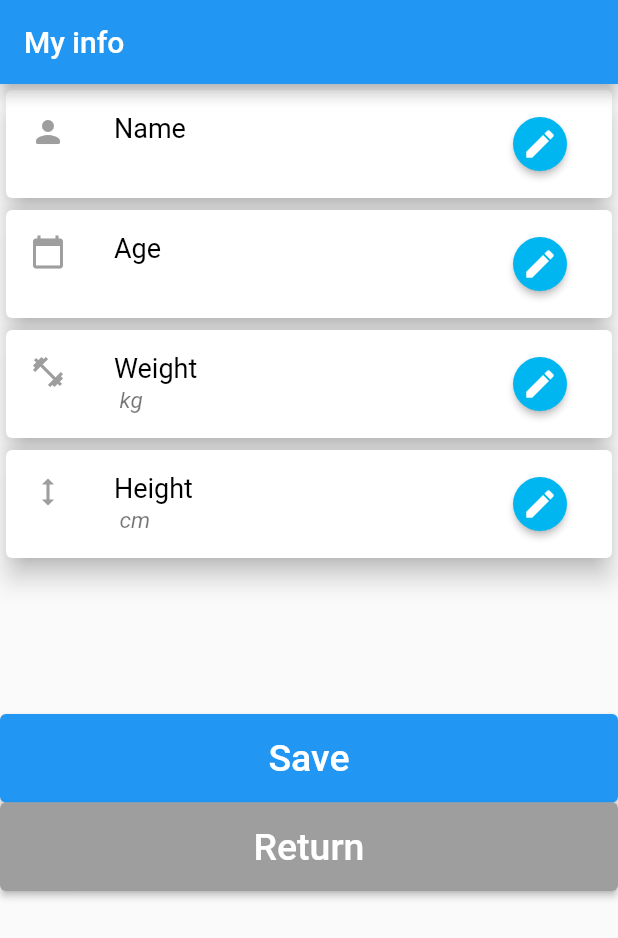
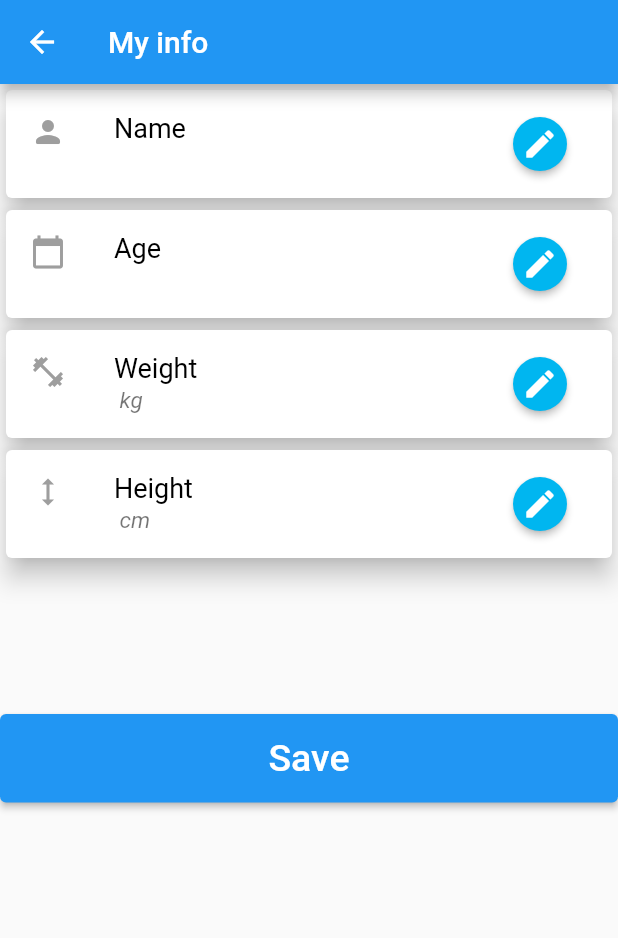
Before and after one commit to moaz-mohamed/ProFit, a Flutter app: the screen it shows once a user with an empty profile is signed in, item 2 of the bottom bar chosen, in the side drawer, after a tap on "My Account", on a phone screen of 412 x 824 dp. Shown: the top 938 px of the screen. Run offline on Flutter 3.47's test engine with Material 2 defaults, Android fonts, the phone set to English and light mode, and no system bars; our stand-ins replace animated_splash_screen, bloc, cloud_firestore, equatable, file_picker, firebase_auth and 15 more; missing offline and left inert: flutter_barcode_scanner, location_web, number_slide_animation; accounts and stored records are empty; network calls fail; project files that could hold a hidden picture were left out.

Commit message:
Resolve some warnings

```diff
--- a/assets/fonts/foodFonts/fonts.dart
+++ b/assets/fonts/foodFonts/fonts.dart
@@ -1,11 +1,10 @@
 import 'package:flutter/material.dart';
 
 class fonts {
-
   static const String fontName = 'Montserrat';
 
   // Add Food Scree Fonts
-  static const TextStyle AppBar1 = TextStyle(
+  static const TextStyle appBar1 = TextStyle(
     fontFamily: fontName,
     fontWeight: FontWeight.w800,
     fontSize: 20,
@@ -95,5 +94,4 @@ class fonts {
     fontSize: 26,
     color: Colors.blue,
   );
-
 }
--- a/lib/bloc/barcode/bar_item_state.dart
+++ b/lib/bloc/barcode/bar_item_state.dart
@@ -5,25 +5,21 @@ import 'package:profit/models/food_data_model.dart';
 abstract class BarCodeState {}
 
 class BarCodeInitial extends BarCodeState {
-  @override
   List<Object> get props => [];
 }
 
 class BarCodeLoading extends BarCodeState {
-  @override
   List<Object> get props => [];
 }
 
 class BarCodeLoaded extends BarCodeState {
   final Items items;
   BarCodeLoaded(this.items);
-  @override
   List<Object>? get props => null;
 }
 
 class BarCodeLoadedError extends BarCodeState {
   final String message;
   BarCodeLoadedError(this.message);
-  @override
   List<Object>? get props => null;
 }
--- a/lib/main.dart
+++ b/lib/main.dart
@@ -1,5 +1,4 @@
 import 'package:firebase_core/firebase_core.dart';
-import 'package:firebase_auth/firebase_auth.dart';
 import 'package:flutter/material.dart';
 import 'package:flutter/services.dart';
 import 'package:profit/widgets/IntroPage/intro_main.dart';
--- a/lib/models/food_data_model.dart
+++ b/lib/models/food_data_model.dart
@@ -72,18 +72,18 @@ class Food {
 
 class Nutrients {
   Nutrients({
-    required this.ENERCKCAL,
+    required this.enercKcal,
     // required this.PROCNT,
     // required this.FAT,
     // required this.CHOCDF,
   });
-  late num? ENERCKCAL;
+  late num? enercKcal;
   // late num? PROCNT;
   // late num? FAT;
   // late num? CHOCDF;
 
   Nutrients.fromJson(Map<String, dynamic> json) {
-    ENERCKCAL = json['ENERC_KCAL'];
+    enercKcal = json['ENERC_KCAL'];
     // PROCNT = json['PROCNT'];
     // FAT = json['FAT'];
     // CHOCDF = json['CHOCDF'];
--- a/lib/models/user_profile.dart
+++ b/lib/models/user_profile.dart
@@ -1,5 +1,3 @@
-import 'package:profit/widgets/IntroPage/Intro/activity_level.dart';
-
 class UserProfile {
   // late String _id;
   late String _name;
--- a/lib/notify.dart
+++ b/lib/notify.dart
@@ -9,7 +9,6 @@ class PushNotification {
   Future<void> init() async {
     if (!initialized) {
       String? token = await _firebaseMessaging.getToken();
-      print("my token =$token");
       initialized = true;
     }
   }
--- a/lib/services/foodServices/search_service.dart
+++ b/lib/services/foodServices/search_service.dart
@@ -1,5 +1,4 @@
 import 'dart:convert';
-import 'package:http/http.dart' as http;
 import 'package:http/http.dart';
 import 'package:profit/models/food_data_model.dart';
 
--- a/lib/widgets/Dashboard/Screens/HomeScreen/eaten_indicator.dart
+++ b/lib/widgets/Dashboard/Screens/HomeScreen/eaten_indicator.dart
@@ -3,7 +3,6 @@ import 'package:firebase_auth/firebase_auth.dart';
 import 'package:flutter/material.dart';
 import 'package:profit/services/firestore_database.dart';
 import 'package:profit/themes/ThemeUI.dart';
-import 'package:number_slide_animation/number_slide_animation.dart';
 
 class EatenIndicator extends StatelessWidget {
   @override
@@ -21,7 +20,7 @@ class EatenIndicator extends StatelessWidget {
                     "assets/home_screen/Apple.png",
                     scale: 2.6,
                   ),
-                  Text(
+                  const Text(
                     " Eaten",
                     style: FitnessAppTheme.eatenIndicatorText,
                   ),
--- a/lib/widgets/Dashboard/Screens/HomeScreen/first_dashboard.dart
+++ b/lib/widgets/Dashboard/Screens/HomeScreen/first_dashboard.dart
@@ -102,7 +102,7 @@ class Dashboard extends StatelessWidget {
                           },
                           child: Icon(Icons.add, color: Colors.white),
                           style: ElevatedButton.styleFrom(
-                            shape: CircleBorder(),
+                            shape: const CircleBorder(),
                             padding: EdgeInsets.zero,
                             primary: FitnessAppTheme.nearlyBlue,
                             onPrimary: Colors.black,
--- a/lib/widgets/Dashboard/Screens/my_account.dart
+++ b/lib/widgets/Dashboard/Screens/my_account.dart
@@ -2,11 +2,9 @@ import 'package:cloud_firestore/cloud_firestore.dart';
 import 'package:firebase_auth/firebase_auth.dart';
 import 'package:flutter/material.dart';
 import 'package:flutter/services.dart';
-import 'package:profit/main.dart';
 import 'package:profit/services/firestore_database.dart';
 import 'package:profit/services/validate.dart';
 import 'package:profit/themes/ThemeUI.dart';
-import 'package:profit/utils/calculations/calculate_calories.dart';
 
 import '../navigation_screen.dart';
 
@@ -25,7 +23,6 @@ class _MyAccountScreenState extends State<MyAccountScreen> {
 
   FirebaseAuth auth = FirebaseAuth.instance;
   String? userId;
-
   String userName = "";
   String userWeight = "";
   String userAge = "";
@@ -33,7 +30,6 @@ class _MyAccountScreenState extends State<MyAccountScreen> {
 
   getInitialData() async {
     await dbService.getFields();
-    // updateCalories();
     updateState();
   }
 
@@ -48,8 +44,7 @@ class _MyAccountScreenState extends State<MyAccountScreen> {
   Widget build(BuildContext context) {
     return Scaffold(
         appBar: AppBar(
-          title: Text("My info"),
-          // automaticallyImplyLeading: false,
+          title: const Text("My info"),
         ),
         body: SingleChildScrollView(
           child: Column(
@@ -66,9 +61,14 @@ class _MyAccountScreenState extends State<MyAccountScreen> {
               ElevatedButton(
                 onPressed: () {
                   updatevalues();
-                  Navigator.of(context).pushAndRemoveUntil(
-                      MaterialPageRoute(builder: (context) => MyApp()),
-                      (Route<dynamic> route) => false);
+                  // Navigator.of(context).pushAndRemoveUntil(
+                  //     MaterialPageRoute(builder: (context) => MyApp()),
+                  //     (Route<dynamic> route) => false);
+                  Navigator.pushAndRemoveUntil(
+                      context,
+                      MaterialPageRoute(
+                          builder: (context) => const TabBarPage()),
+                      ModalRoute.withName('/success'));
                 },
                 child: const Padding(
                   padding: EdgeInsets.all(15.0),
@@ -81,26 +81,6 @@ class _MyAccountScreenState extends State<MyAccountScreen> {
                 ),
                 style: ElevatedButton.styleFrom(
                   primary: Colors.blue,
-                  minimumSize: const Size.fromHeight(50),
-                ),
-              ),
-              ElevatedButton(
-                onPressed: () {
-                  Navigator.of(context).pushAndRemoveUntil(
-                      MaterialPageRoute(builder: (context) => MyApp()),
-                      (Route<dynamic> route) => false);
-                },
-                child: const Padding(
-                  padding: EdgeInsets.all(15.0),
-                  child: Flexible(
-                    child: Text(
-                      "Return",
-                      style: TextStyle(fontSize: 25, color: Colors.white),
-                    ),
-                  ),
-                ),
-                style: ElevatedButton.styleFrom(
-                  primary: Colors.grey,
                   minimumSize: const Size.fromHeight(50),
                 ),
               ),
@@ -144,16 +124,16 @@ class _MyAccountScreenState extends State<MyAccountScreen> {
                       formKey.save();
                       updateTextField();
                       Navigator.pop(context);
-                      //controller.clear();
+                      controller.clear();
                     }
                   },
-                  child: Text('Edit'),
+                  child: const Text('Edit'),
                 ),
                 ElevatedButton(
                   onPressed: () {
                     Navigator.pop(context);
                   },
-                  child: Text('Cancel'),
+                  child: const Text('Cancel'),
                 )
               ],
             );
@@ -176,7 +156,7 @@ class _MyAccountScreenState extends State<MyAccountScreen> {
                       formKey.save();
                       updateTextField();
                       Navigator.pop(context);
-                      //controller.clear();
+                      controller.clear();
                     }
                   },
                   child: const Text('Edit'),
--- a/lib/widgets/Dashboard/navigation_screen.dart
+++ b/lib/widgets/Dashboard/navigation_screen.dart
@@ -76,12 +76,12 @@ class _TabBarPageState extends State<TabBarPage> {
           leading: const Icon(Icons.person),
           title: const Text("My Account"),
           onTap: () {
-            Navigator.pushAndRemoveUntil(
-                context,
-                MaterialPageRoute(builder: (context) => MyAccountScreen()),
-                (Route<dynamic> route) => false);
-            // Navigator.push(context,
-            //     MaterialPageRoute(builder: (context) => MyAccountScreen()));
+            // Navigator.pushAndRemoveUntil(
+            //     context,
+            //     MaterialPageRoute(builder: (context) => MyAccountScreen()),
+            //     (Route<dynamic> route) => false);
+            Navigator.of(context).push(
+                MaterialPageRoute(builder: (context) => MyAccountScreen()));
           },
         ),
         ListTile(
@@ -97,7 +97,7 @@ class _TabBarPageState extends State<TabBarPage> {
   }
 
   Widget _createdBottomTabBar(BuildContext context) {
-     final  bloc = BlocProvider.of<TabBarBloc>(context);
+    final bloc = BlocProvider.of<TabBarBloc>(context);
     return BottomNavigationBar(
       currentIndex: bloc.currentIndex,
       items: [
--- a/lib/widgets/FoodAPI/bar_code_widget.dart
+++ b/lib/widgets/FoodAPI/bar_code_widget.dart
@@ -74,7 +74,7 @@ class _BarCodeSearchState extends State<BarCodeSearch> {
                             color: Colors.blueGrey),
                       ),
                       subtitle: Text(state
-                          .items.hints[index].food.nutrients.ENERCKCAL
+                          .items.hints[index].food.nutrients.enercKcal
                           .toString()),
                       trailing: const Icon(Icons.keyboard_arrow_right),
                       onTap: () {
--- a/lib/widgets/FoodAPI/search_food.dart
+++ b/lib/widgets/FoodAPI/search_food.dart
@@ -92,7 +92,7 @@ class FoodSearch extends SearchDelegate<List?> {
                                   fontSize: 20.0,
                                   color: Colors.blue)),
                           subtitle: Text(state.recipes.hints[index].food
-                                  .nutrients.ENERCKCAL!
+                                  .nutrients.enercKcal!
                                   .toStringAsFixed(1) +
                               " KCAL"),
                           trailing: const Icon(Icons.keyboard_arrow_right),
--- a/lib/widgets/IntroPage/Intro/onboarding_screen.dart
+++ b/lib/widgets/IntroPage/Intro/onboarding_screen.dart
@@ -1,10 +1,7 @@
-import 'package:firebase_auth/firebase_auth.dart';
 import 'package:flutter/services.dart';
 import 'package:flutter/material.dart';
 import 'package:introduction_screen/introduction_screen.dart';
-import 'package:profit/services/auth.dart';
 import 'package:profit/themes/ThemeUI.dart';
-import 'package:profit/widgets/IntroPage/Intro/loginsucess.dart';
 
 class OnBoardingScreen extends StatefulWidget {
   @override
```
Also changed, not shown: lib/models/food_recommendation.dart (+14 -9 lines), lib/models/post_food_data_model.dart (+32 -23 lines), lib/services/firestore_database.dart (+4 -4 lines), lib/widgets/Dashboard/Screens/FoodRecommendationScreen/recommended_food.dart (+0 -7 lines), lib/widgets/Dashboard/Screens/WorkoutScreen/workout_screen.dart (+8 -7 lines), lib/widgets/Dashboard/Screens/steps_screen.dart (+7 -18 lines).
